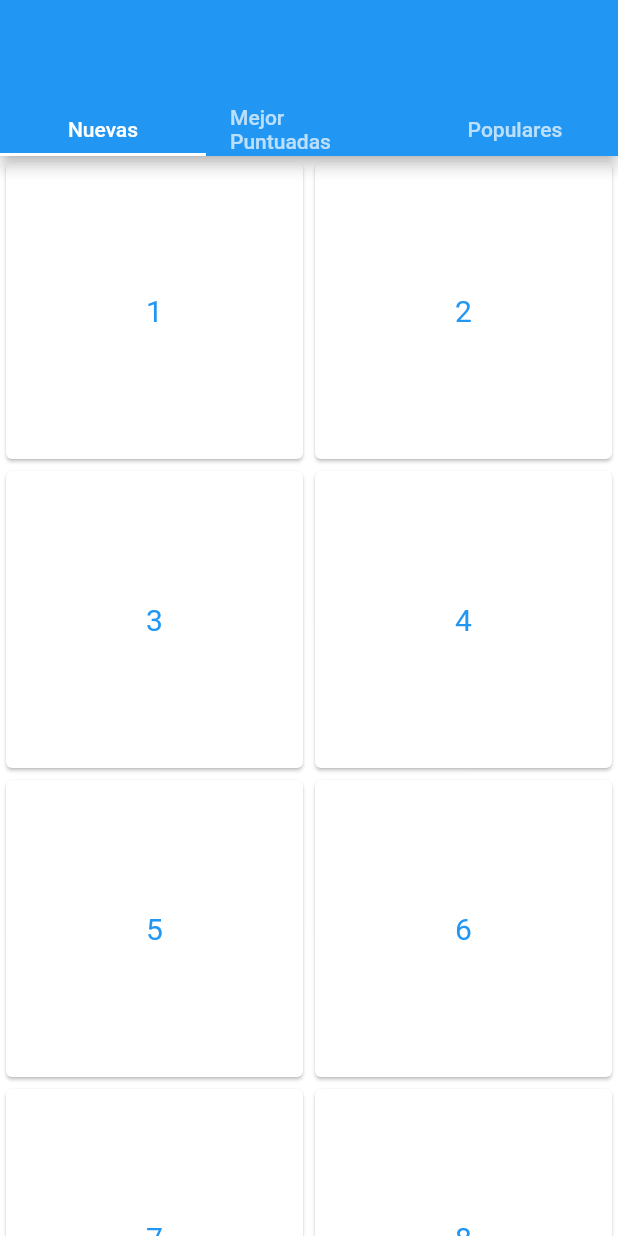
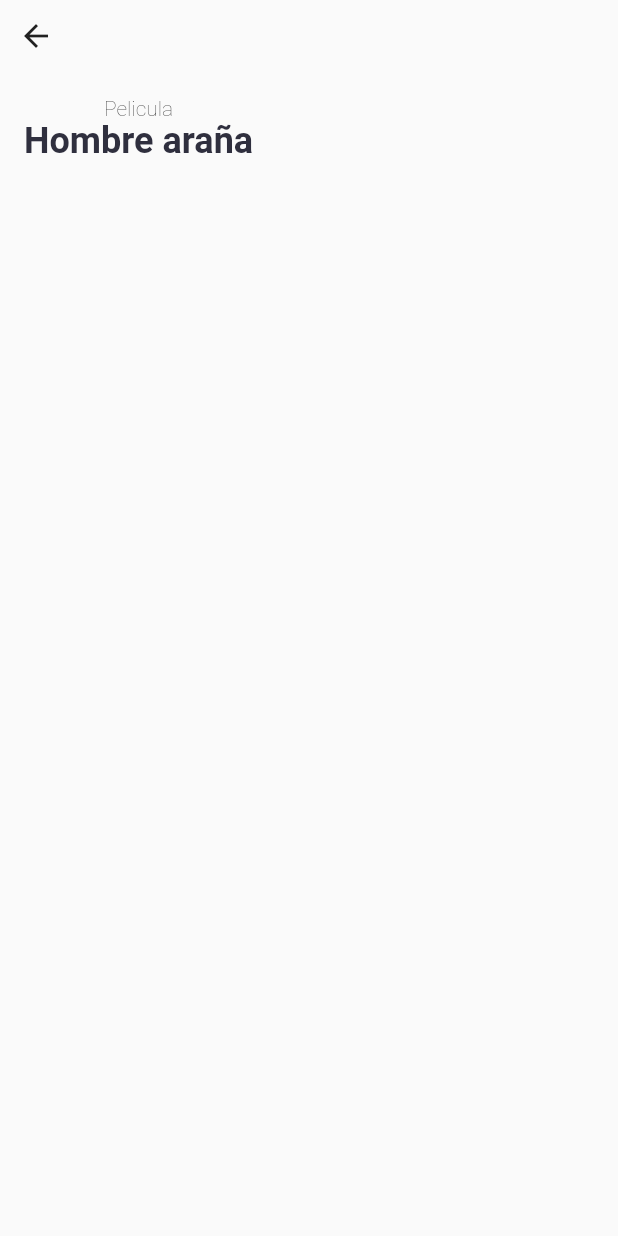
Before and after one commit to DanielTampeCaamano/ProyectoMovies, a Flutter app: the screen it shows after launch, on a phone screen of 412 x 824 dp. Run offline on Flutter 3.47's test engine with Material 2 defaults, Android fonts, the phone set to English and light mode, and no system bars.

Commit message:
Se integra primer alcance de pelicula en especifico

```diff
--- a/proyecto_movies/lib/main.dart
+++ b/proyecto_movies/lib/main.dart
@@ -1,22 +1,9 @@
 import 'package:flutter/material.dart';
 
 import 'package:proyecto_movies/src/pages/movies.dart';
+import 'package:proyecto_movies/src/pages/moviePage.dart';
+import 'package:proyecto_movies/src/models/movie.dart';
 
 void main() {
-  runApp(MoviesPage());
+  runApp(MoviePage(new Movie("Hombre araña", "Description", 70)));
 }
-
-class MyApp extends StatelessWidget {
-  @override
-  Widget build(BuildContext context) {
-    return MaterialApp(
-        title: 'FlutterApp',
-        theme: ThemeData(
-          primarySwatch: Colors.blue,
-          visualDensity: VisualDensity.adaptivePlatformDensity,
-        ),
-        home: Scaffold(
-          appBar: AppBar(title: Text('Mi App')),
-        ));
-  }
-}
--- /dev/null
+++ b/proyecto_movies/lib/src/models/movie.dart
@@ -0,0 +1,11 @@
+class Movie {
+  String title = "";
+  String description = "";
+  double rating = -1;
+
+  Movie(String title, String description, double rating) {
+    this.title = title;
+    this.description = description;
+    this.rating = rating;
+  }
+}
--- /dev/null
+++ b/proyecto_movies/lib/src/pages/moviePage.dart
@@ -0,0 +1,76 @@
+import 'package:flutter/material.dart';
+
+import 'package:proyecto_movies/src/models/movie.dart';
+
+class MoviePage extends StatelessWidget {
+  Movie movie = new Movie("", "", 0);
+
+  MoviePage(Movie movie) {
+    this.movie = movie;
+  }
+
+  Widget _backButton() {
+    return IconButton(
+      onPressed: () {
+        print('going back');
+      },
+      icon: const Icon(Icons.arrow_back),
+    );
+  }
+
+  Widget _appBar() {
+    return Container(
+      padding: EdgeInsets.all(16),
+      width: double.infinity,
+      alignment: Alignment.center,
+      child: Row(
+        mainAxisAlignment: MainAxisAlignment.spaceBetween,
+        children: <Widget>[
+          Container(
+            child: Column(
+              children: <Widget>[
+                Text(
+                  "Pelicula",
+                  style: TextStyle(fontWeight: FontWeight.w100, fontSize: 14),
+                ),
+                Text(
+                  this.movie.title,
+                  style: TextStyle(
+                      fontSize: 24,
+                      fontWeight: FontWeight.bold,
+                      color: Color(0xFF2F2F3E)),
+                ),
+              ],
+            ),
+          ),
+        ],
+      ),
+    );
+  }
+
+  @override
+  Widget build(BuildContext context) {
+    return MaterialApp(
+      home: Scaffold(
+        body: SafeArea(
+          child: Column(
+            children: <Widget>[
+              Row(
+                children: <Widget>[
+                  _backButton(),
+                ],
+              ),
+              Column(
+                crossAxisAlignment: CrossAxisAlignment.center,
+                mainAxisAlignment: MainAxisAlignment.center,
+                children: <Widget>[
+                  _appBar(),
+                ],
+              ),
+            ],
+          ),
+        ),
+      ),
+    );
+  }
+}
--- a/proyecto_movies/lib/src/pages/movies.dart
+++ b/proyecto_movies/lib/src/pages/movies.dart
@@ -1,6 +1,9 @@
 import 'package:flutter/material.dart';
 
 class MoviesPage extends StatefulWidget {
+  MoviesPage() {
+  }
+
   @override
   State<StatefulWidget> createState() => _MoviesPageState();
 }
@@ -38,18 +41,17 @@ class _MoviesPageState extends State<MoviesPage> {
   Widget _contentGridView(int data_type) {
     switch (data_type) {
       case 0:
-      //nuevas
+        //nuevas
         break;
       case 1:
-      //mejor puntuadas
+        //mejor puntuadas
         break;
       case 2:
-      //populares
+        //populares
         break;
       default:
-      //error
+        //error
         break;
-
     }
 
     ScrollController _controller = ScrollController();
```
Also changed, not shown: proyecto_movies/pubspec.yaml (line endings or trailing spaces), 1 other file.
